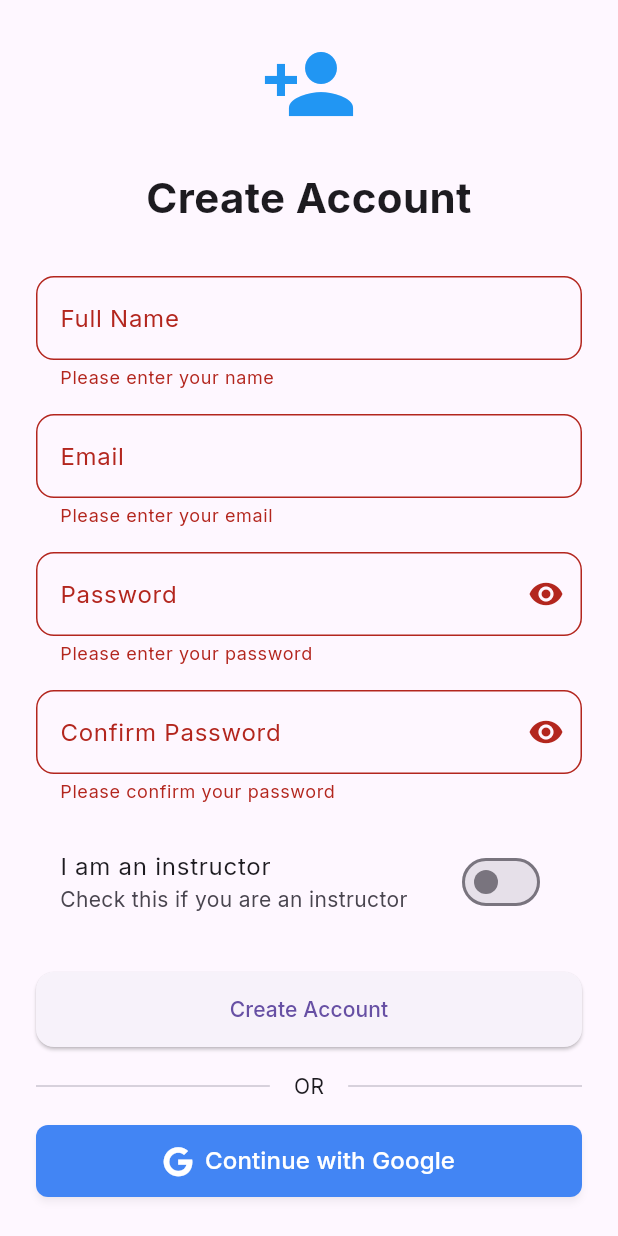
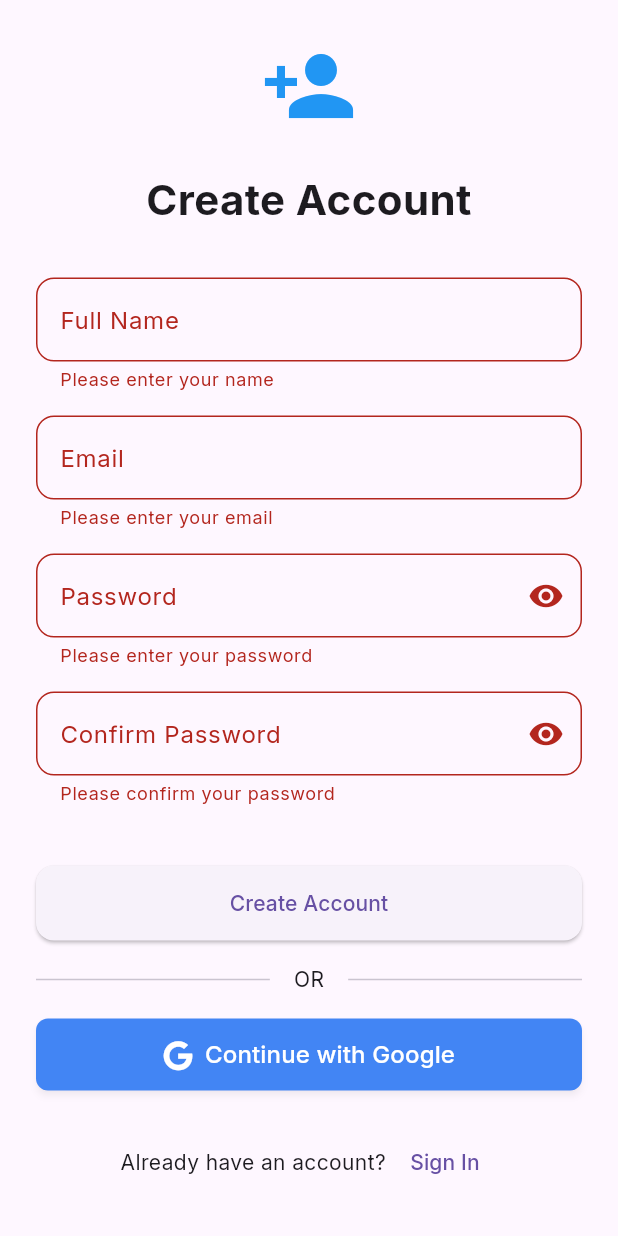
Before and after one commit to YuvalKlein/sessionizer, a Flutter app: the SignupPage screen opened by its route, after a tap on "Create Account", on a phone screen of 412 x 824 dp. Run offline on Flutter 3.47's test engine with Material 3 defaults, Android fonts, the light colour scheme and no system bars; our stand-ins replace cloud_firestore, dartz, equatable, firebase_auth, firebase_core, firebase_messaging and 6 more; missing offline and left inert: dart:html; accounts and stored records are empty; generated files the repository leaves out were written again; statements that could not run were skipped.

Commit message:
Remove instructor signup option - new users can only register as clients, existing instructors can still sign in

```diff
--- a/lib/features/auth/presentation/pages/signup_page.dart
+++ b/lib/features/auth/presentation/pages/signup_page.dart
@@ -27,7 +27,6 @@ class _SignupPageState extends State<SignupPage> {
   final _confirmPasswordController = TextEditingController();
   bool _isPasswordVisible = false;
   bool _isConfirmPasswordVisible = false;
-  bool _isInstructor = false;
 
   @override
   void dispose() {
@@ -59,7 +58,7 @@ class _SignupPageState extends State<SignupPage> {
               ? _nameController.text.trim().split(' ').skip(1).join(' ')
               : '',
           phoneNumber: '000-000-0000', // Default value for now
-          role: _isInstructor ? 'instructor' : 'client',
+          role: 'client',
         ),
       );
     }
@@ -204,17 +203,6 @@ class _SignupPageState extends State<SignupPage> {
                   ),
                   const SizedBox(height: 16),
 
-                  SwitchListTile(
-                    title: const Text('I am an instructor'),
-                    subtitle: const Text('Check this if you are an instructor'),
-                    value: _isInstructor,
-                    onChanged: (value) {
-                      setState(() {
-                        _isInstructor = value;
-                      });
-                    },
-                  ),
-
                   const SizedBox(height: 24),
 
                   BlocBuilder<AuthBloc, AuthState>(
@@ -247,7 +235,7 @@ class _SignupPageState extends State<SignupPage> {
                       return GoogleSignInButton(
                         onPressed: () {
                           context.read<AuthBloc>().add(
-                            SignInWithGoogleRequested(isInstructor: _isInstructor),
+                            const SignInWithGoogleRequested(isInstructor: false),
                           );
                         },
                         isLoading: state is AuthLoading,
```
Also changed, not shown: lib/features/auth/presentation/pages/login_page.dart (+3 -12 lines).
